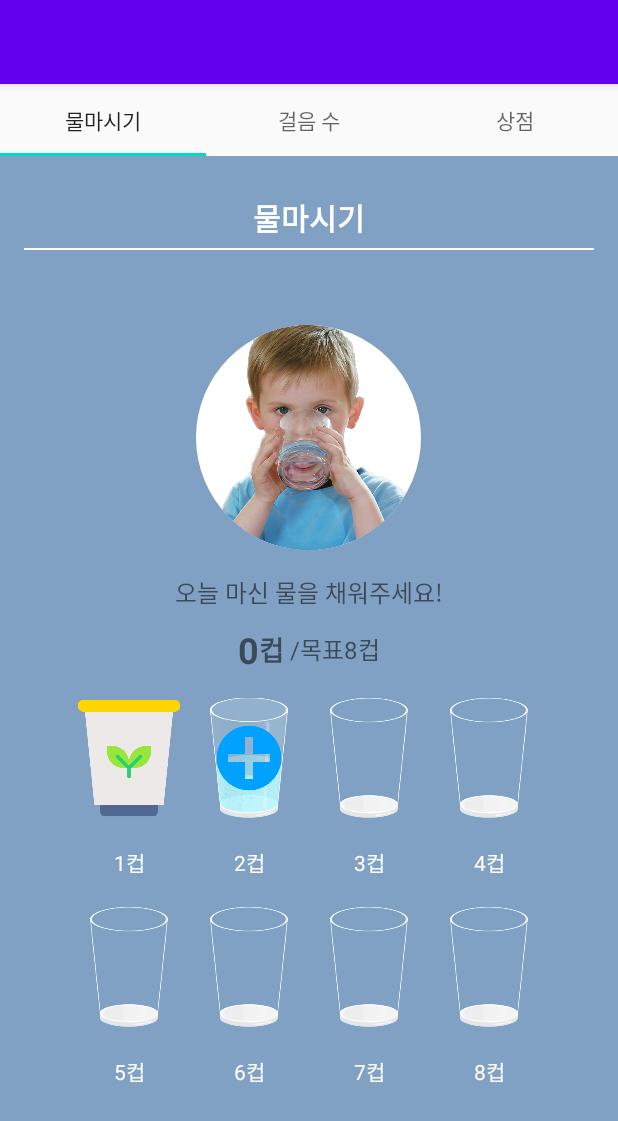
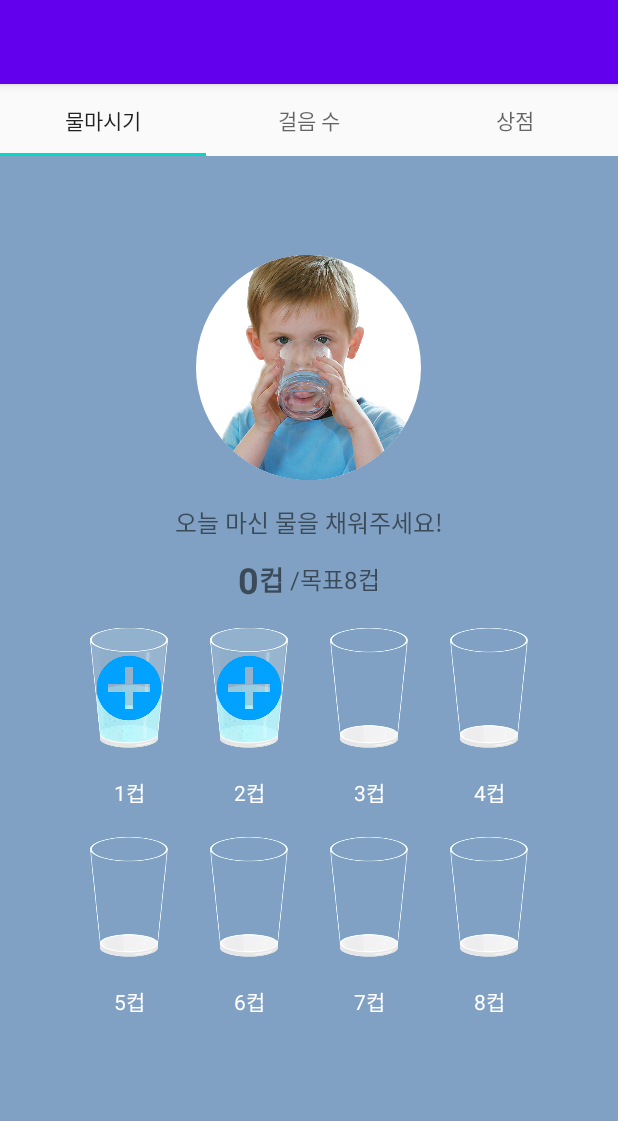
Before and after one commit to coque0414/HealthApp, an Android app: the WaterFragment screen opened directly, with no data from a screen before it, on a phone screen of 412 x 824 dp. Shown: the top 1121 px of the screen. Run offline under Robolectric (Android 15) with nearby library versions, the light colour scheme and no system bars; our stand-ins replace Room's generated code; 1 statement that could not run was skipped.

Commit message:
애 얼굴

```diff
--- a/app/src/main/java/com/example/mobile_program/WaterFragment.java
+++ b/app/src/main/java/com/example/mobile_program/WaterFragment.java
@@ -46,7 +46,7 @@ public class WaterFragment extends Fragment {
             final int index = i;
             imageViews[i].setOnClickListener(v -> handleCupClick(index));
         }
-        imageViews[0].setImageResource(R.drawable.beforeplus);
+        imageViews[0].setImageResource(R.drawable.plus);
 
         db = Room.databaseBuilder(requireContext(), USER_DB.class, "USER_DB")
                 .fallbackToDestructiveMigration()
@@ -73,7 +73,7 @@ public class WaterFragment extends Fragment {
             if (record != null) {
                 getActivity().runOnUiThread(() -> {
                     for (int i = 0; i < record.waterCount; i++) {
-                        imageViews[i].setImageResource(R.drawable.beforefull);
+                        imageViews[i].setImageResource(R.drawable.full);
                         clicked[i] = true;
                     }
                 });
@@ -87,7 +87,7 @@ public class WaterFragment extends Fragment {
     private void handleCupClick(int index) {
         if (!clicked[index] && index == currentCupIndex) {
             clicked[index] = true;
-            imageViews[index].setImageResource(R.drawable.beforefull);
+            imageViews[index].setImageResource(R.drawable.full);
 
             if (currentCupIndex < 7) {
                 Toast.makeText(requireContext(), "잘하셨습니다!", Toast.LENGTH_SHORT).show();
@@ -98,7 +98,7 @@ public class WaterFragment extends Fragment {
             updateHealthRecord(currentCupIndex + 1);
             currentCupIndex++;
             if (currentCupIndex < 8) {
-                imageViews[currentCupIndex].setImageResource(R.drawable.beforeplus);
+                imageViews[currentCupIndex].setImageResource(R.drawable.plus);
             }
         }
     }
--- a/app/src/main/res/layout/activity_main5.xml
+++ b/app/src/main/res/layout/activity_main5.xml
@@ -10,36 +10,12 @@
     android:padding="16dp">
 
     <!-- 상단 바 -->
-    <LinearLayout
-        android:layout_width="match_parent"
-        android:layout_height="wrap_content"
-        android:layout_marginTop="10dp"
-        android:orientation="horizontal">
-        <!-- 이전 -->
-        <!-- 앱 명칭 -->
-        <TextView
-            android:id="@+id/title"
-            android:layout_width="0dp"
-            android:layout_height="wrap_content"
-            android:layout_weight="1"
-            android:background="@color/bl"
-            android:gravity="center"
-            android:text="물마시기"
-            android:textColor="@android:color/white"
-            android:textSize="20dp"
-            android:textStyle="bold"
-            tools:ignore="HardcodedText,SpUsage" />
-        <!-- 다음 -->
-    </LinearLayout>
-
-    <View
-        android:layout_width="match_parent"
-        android:layout_height="1dp"
-        android:layout_marginTop="5dp"
-        android:background="@android:color/white" />
 
 
     <!-- 아바타 -->
+
+    <!-- Title -->
+
     <ImageView
         android:id="@+id/circularImageView"
         android:layout_width="150dp"
@@ -52,7 +28,6 @@
         android:src="@drawable/cl"
         tools:ignore="ContentDescription" />
 
-    <!-- Title -->
     <TextView
         android:id="@+id/text_message"
         android:layout_width="wrap_content"
```
Also changed, not shown: app/src/main/res/drawable/beforeempty.png (deleted), app/src/main/res/drawable/beforefull.png (deleted), app/src/main/res/drawable/beforeplus.png (deleted).
